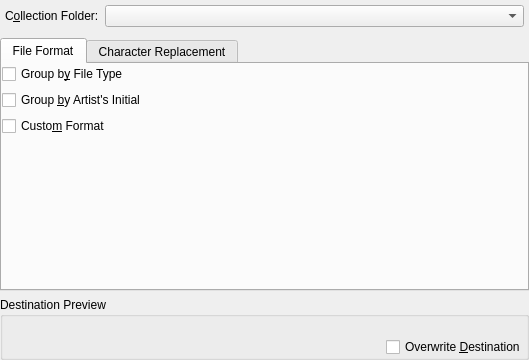
Before: the Qt Designer form src/collection/sqlcollection/OrganizeCollectionDialogBase.ui in KDE/amarok, drawn with Qt 5.
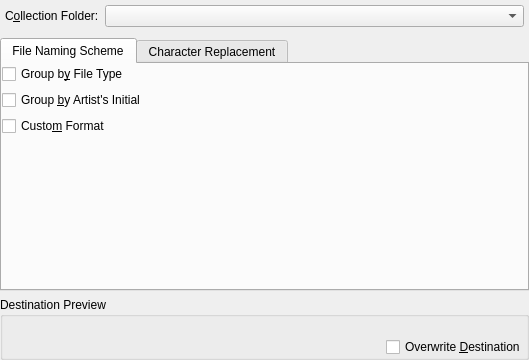
After: the same form once the commit is applied. Custom widgets are drawn as their Qt base class.

Commit message: Fix accidental i18n breakage

```diff
--- a/src/collection/sqlcollection/OrganizeCollectionDialogBase.ui
+++ b/src/collection/sqlcollection/OrganizeCollectionDialogBase.ui
@@ -75,7 +75,7 @@
      </property>
      <widget class="QWidget" name="tab" >
       <attribute name="title" >
-       <string>File Format</string>
+       <string>File Naming Scheme</string>
       </attribute>
       <layout class="QVBoxLayout" name="verticalLayout" >
        <item>
```
